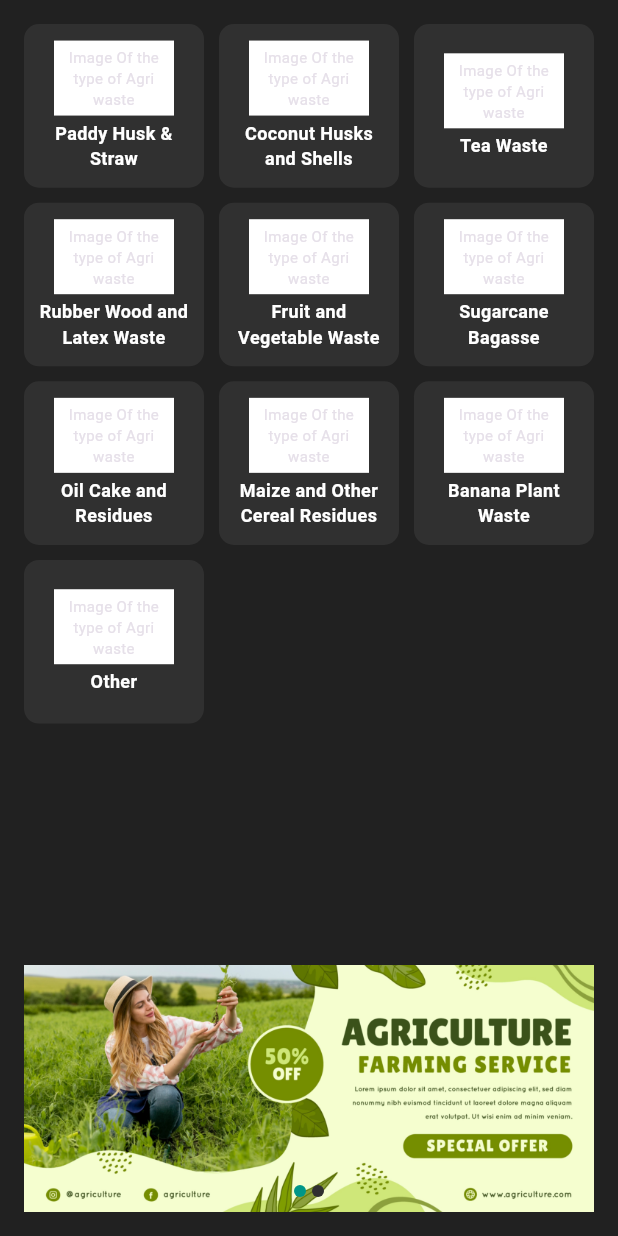
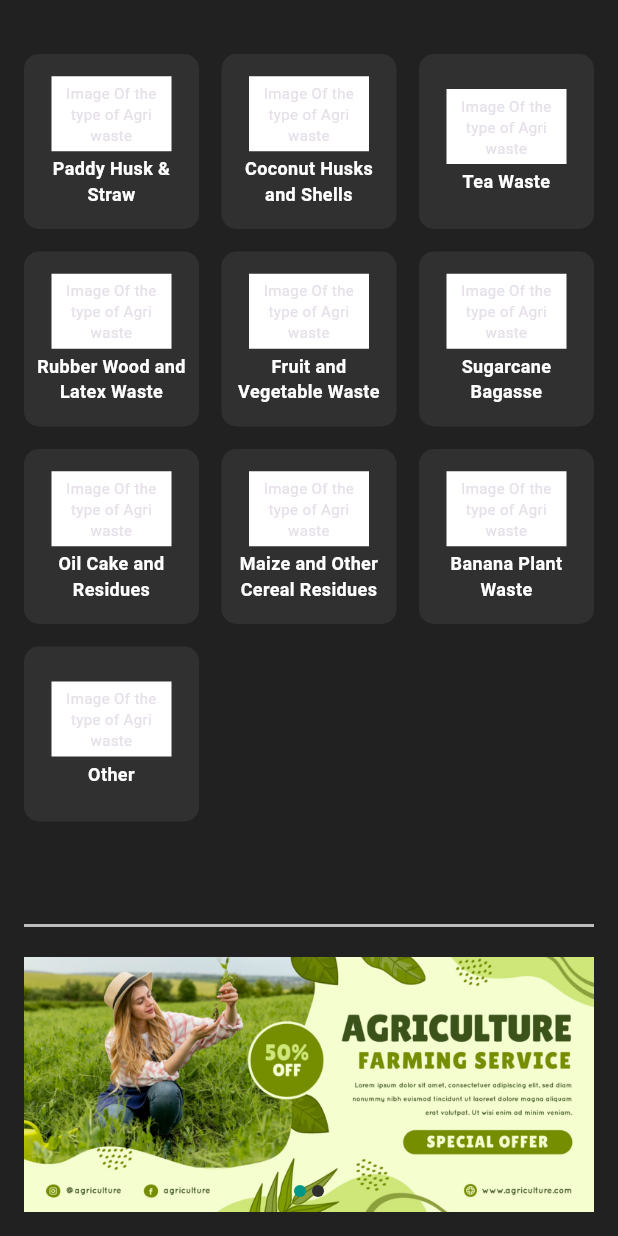
Before and after one commit to Joshuarupasinghe/bio_boost, a Flutter app: the CompanyHomePage screen opened directly, on a phone screen of 412 x 824 dp. Run offline on Flutter 3.47's test engine with Material 3 defaults, Android fonts, the phone set to English and light mode, and no system bars; our stand-ins replace cloud_firestore, firebase_auth, firebase_core, fluttertoast, image_picker; accounts and stored records are empty.

Commit message:
fixed-company home page responsive

```diff
--- a/lib/screens/home_company.dart
+++ b/lib/screens/home_company.dart
@@ -72,15 +72,14 @@ class _CompanyHomePageState extends State<CompanyHomePage> {
         padding: const EdgeInsets.all(16.0),
         child: Column(
           children: [
+            SizedBox(height: 20.0),
             Expanded(
-              child: GridView.builder(
-                physics:
-                    const NeverScrollableScrollPhysics(), // Disable scrolling
+              child: GridView.builder(// Disable scrolling
                 gridDelegate: const SliverGridDelegateWithFixedCrossAxisCount(
                   crossAxisCount: 3,
-                  crossAxisSpacing: 10,
-                  mainAxisSpacing: 10,
-                  childAspectRatio: 1.1,
+                  crossAxisSpacing: 15,
+                  mainAxisSpacing: 15,
+                  childAspectRatio: 1,
                 ),
                 itemCount: categories.length,
                 itemBuilder: (context, index) {
@@ -123,11 +122,20 @@ class _CompanyHomePageState extends State<CompanyHomePage> {
             ),
             Column(
               children: [
+                Container(
+                      height: 2, // Thickness of the border
+                      color: Colors.grey[400], // Color of the border
+                    ),
+              ],
+            ),
+            SizedBox(height: 20.0),
+            Column(
+              children: [
                 Stack(
                   children: [
                     SizedBox(
                       width: double.infinity,
-                      height: MediaQuery.of(context).size.height / 5,
+                      height: 170.0,
                       child: PageView.builder(
                         controller: _pageController,
                         itemCount: imagePaths.length,
```
